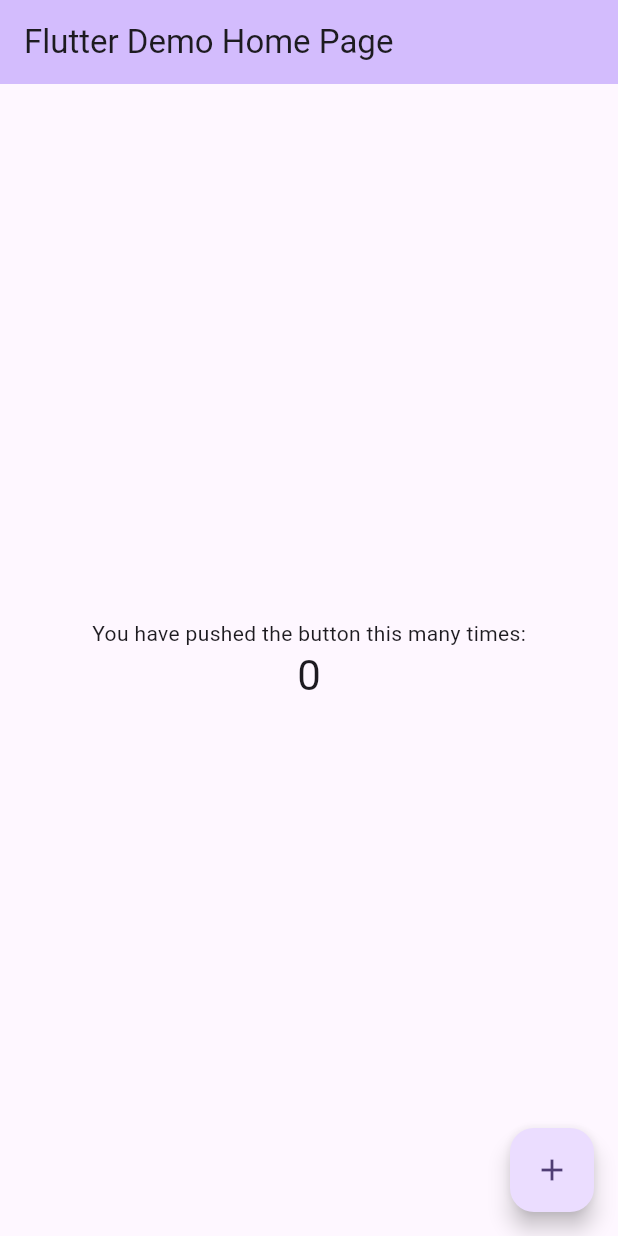
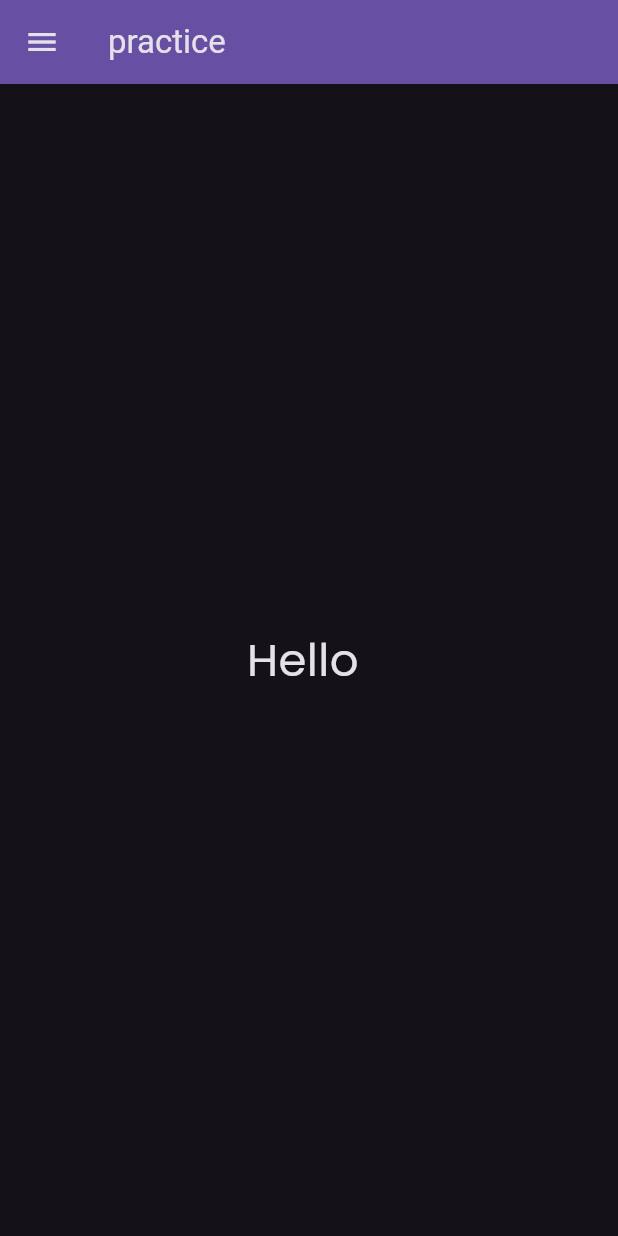
Before and after one commit to Koieggnog23455666/flutter_practice, a Flutter app: the MyHomePage screen opened directly, on a phone screen of 412 x 824 dp. Run offline on Flutter 3.47's test engine with Material 3 defaults, Android fonts, the phone set to English and light mode, and no system bars.

Commit message:
Day 3 completed

```diff
--- /dev/null
+++ b/lib/Pages/homepage.dart
@@ -0,0 +1,26 @@
+import 'package:flutter/material.dart';
+
+class MyHomePage extends StatefulWidget {
+  const MyHomePage({super.key, required this.title});
+  final String title;
+
+  @override
+  State<MyHomePage> createState() => _MyHomePageState();
+}
+class _MyHomePageState extends State<MyHomePage> {
+  @override
+  Widget build(BuildContext context) {
+
+    return Scaffold(
+      appBar: AppBar(
+
+        backgroundColor: Theme.of(context).colorScheme.inversePrimary,
+
+        title: Text(widget.title),
+      ),
+      body:Center(child: Text('Hello ',style: TextStyle(fontFamily: 'Poppins',fontSize: 30),),),
+      drawer: Drawer(backgroundColor: Colors.redAccent,),
+      // This trailing comma makes auto-formatting nicer for build methods.
+    );
+  }
+}
--- a/lib/main.dart
+++ b/lib/main.dart
@@ -1,4 +1,6 @@
 import 'package:flutter/material.dart';
+import 'package:iphonepractice/Pages/WelcomePage.dart';
+import 'package:iphonepractice/Pages/homepage.dart';
 
 void main() {
   runApp(const MyApp());
@@ -11,115 +13,21 @@
   @override
   Widget build(BuildContext context) {
     return MaterialApp(
+      debugShowCheckedModeBanner: false,
       title: 'Flutter Demo',
       theme: ThemeData(
-        // This is the theme of your application.
-        //
-        // TRY THIS: Try running your application with "flutter run". You'll see
-        // the application has a purple toolbar. Then, without quitting the app,
-        // try changing the seedColor in the colorScheme below to Colors.green
-        // and then invoke "hot reload" (save your changes or press the "hot
-        // reload" button in a Flutter-supported IDE, or press "r" if you used
-        // the command line to start the app).
-        //
-        // Notice that the counter didn't reset back to zero; the application
-        // state is not lost during the reload. To reset the state, use hot
-        // restart instead.
-        //
-        // This works for code too, not just values: Most code changes can be
-        // tested with just a hot reload.
+
         colorScheme: ColorScheme.fromSeed(seedColor: Colors.deepPurple),
+
         useMaterial3: true,
       ),
-      home: const MyHomePage(title: 'Flutter Demo Home Page'),
+      themeMode: ThemeMode.dark,
+      darkTheme: ThemeData(brightness: Brightness.dark),
+      initialRoute: "/WelcomePage",
+      routes: {//routes to many pages
+        '/':(context)=> MyHomePage(title: 'practice'),//default routes sign "/"
+        '/WelcomePage':(context)=> WelcomePage(),
+      },
     );
   }
 }
-
-class MyHomePage extends StatefulWidget {
-  const MyHomePage({super.key, required this.title});
-
-  // This widget is the home page of your application. It is stateful, meaning
-  // that it has a State object (defined below) that contains fields that affect
-  // how it looks.
-
-  // This class is the configuration for the state. It holds the values (in this
-  // case the title) provided by the parent (in this case the App widget) and
-  // used by the build method of the State. Fields in a Widget subclass are
-  // always marked "final".
-
-  final String title;
-
-  @override
-  State<MyHomePage> createState() => _MyHomePageState();
-}
-
-class _MyHomePageState extends State<MyHomePage> {
-  int _counter = 0;
-
-  void _incrementCounter() {
-    setState(() {
-      // This call to setState tells the Flutter framework that something has
-      // changed in this State, which causes it to rerun the build method below
-      // so that the display can reflect the updated values. If we changed
-      // _counter without calling setState(), then the build method would not be
-      // called again, and so nothing would appear to happen.
-      _counter++;
-    });
-  }
-
-  @override
-  Widget build(BuildContext context) {
-    // This method is rerun every time setState is called, for instance as done
-    // by the _incrementCounter method above.
-    //
-    // The Flutter framework has been optimized to make rerunning build methods
-    // fast, so that you can just rebuild anything that needs updating rather
-    // than having to individually change instances of widgets.
-    return Scaffold(
-      appBar: AppBar(
-        // TRY THIS: Try changing the color here to a specific color (to
-        // Colors.amber, perhaps?) and trigger a hot reload to see the AppBar
-        // change color while the other colors stay the same.
-        backgroundColor: Theme.of(context).colorScheme.inversePrimary,
-        // Here we take the value from the MyHomePage object that was created by
-        // the App.build method, and use it to set our appbar title.
-        title: Text(widget.title),
-      ),
-      body: Center(
-        // Center is a layout widget. It takes a single child and positions it
-        // in the middle of the parent.
-        child: Column(
-          // Column is also a layout widget. It takes a list of children and
-          // arranges them vertically. By default, it sizes itself to fit its
-          // children horizontally, and tries to be as tall as its parent.
-          //
-          // Column has various properties to control how it sizes itself and
-          // how it positions its children. Here we use mainAxisAlignment to
-          // center the children vertically; the main axis here is the vertical
-          // axis because Columns are vertical (the cross axis would be
-          // horizontal).
-          //
-          // TRY THIS: Invoke "debug painting" (choose the "Toggle Debug Paint"
-          // action in the IDE, or press "p" in the console), to see the
-          // wireframe for each widget.
-          mainAxisAlignment: MainAxisAlignment.center,
-          children: <Widget>[
-            const Text(
-              'You have pushed the button this many times:',
-            ),
-            Text(
-              '$_counter',
-              style: Theme.of(context).textTheme.headlineMedium,
-            ),
-          ],
-        ),
-      ),
-      floatingActionButton: FloatingActionButton(
-        onPressed: _incrementCounter,
-        tooltip: 'Increment',
-        child: const Icon(Icons.add),
-      ), // This trailing comma makes auto-formatting nicer for build methods.
-    );
-  }
-}
```
Also changed, not shown: lib/Pages/WelcomePage.dart (added, +17 -0 lines), pubspec.yaml (+5 -5 lines), assets/fonts/Poppins-Italic.ttf (added), assets/fonts/Poppins-Regular.ttf (added).
